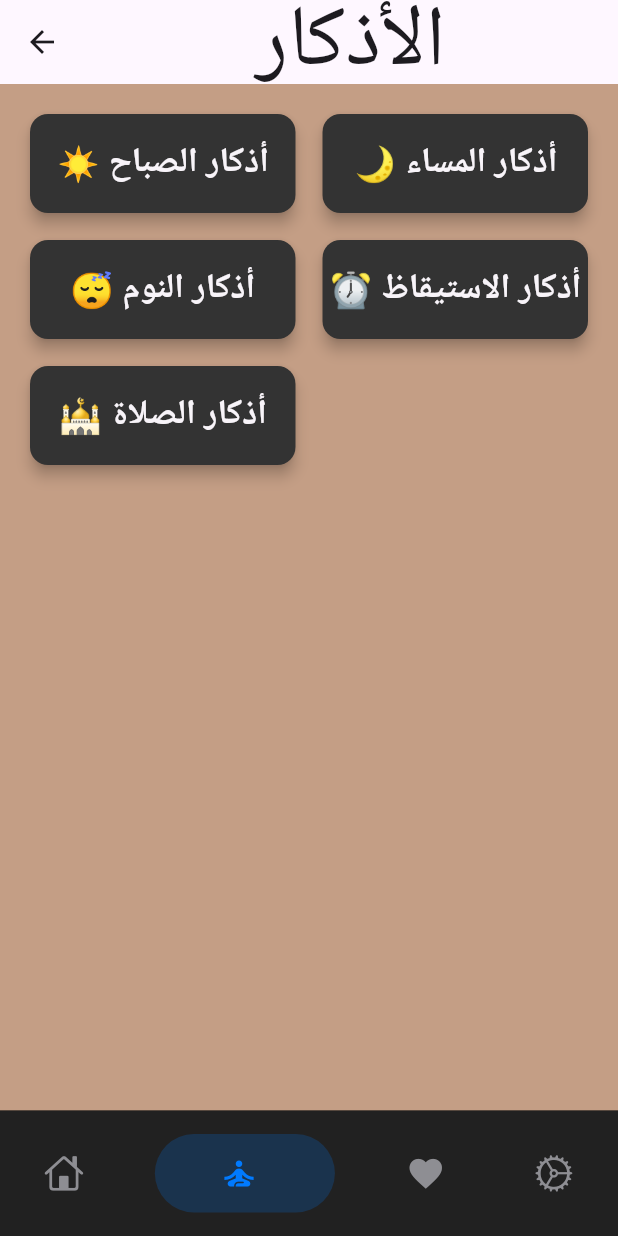
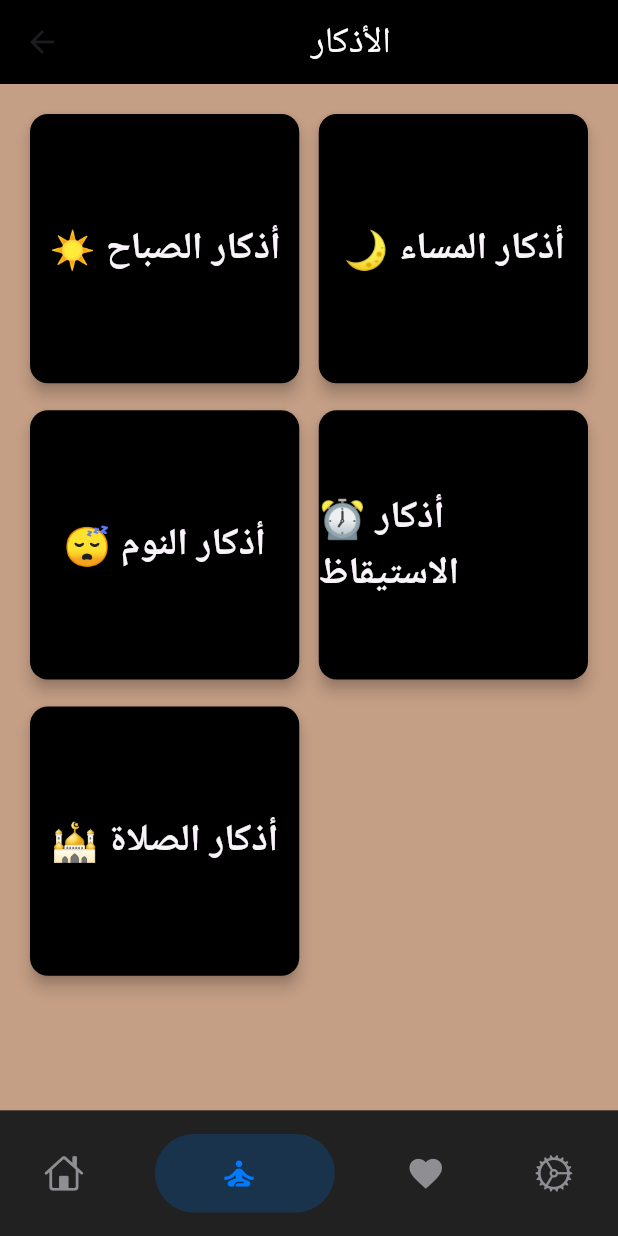
Before and after one commit to mohamedseedk908/Azkary_App, a Flutter app: the screen it shows after launch, item 2 of the bottom bar chosen, on a phone screen of 412 x 824 dp. Run offline on Flutter 3.47's test engine with Material 3 defaults, Android fonts, the phone set to English and light mode, and no system bars; drawn by our look-alikes of persistent_bottom_nav_bar; our stand-ins replace flutter_screenutil, go_router, table_calendar.

Commit message:
refactor cood

```diff
--- a/lib/core/routs/app_router.dart
+++ b/lib/core/routs/app_router.dart
@@ -1,4 +1,5 @@
 import 'package:azkary_app/core/widgets/nav_bar_widget.dart';
+import 'package:azkary_app/feature/azkar/presentation/views/adhdhkar_almasa.dart';
 import 'package:go_router/go_router.dart';
 import '../../feature/onBoarding/presentation/views/on_boarding_screen.dart';
 import '../../feature/splash/presentation/views/splash_screen.dart';
@@ -17,5 +18,9 @@ final GoRouter router = GoRouter(
       path: "/NavBarWidget",
       builder: (context, state) => NavBarWidget(),
     ),
+    GoRoute(
+      path: "/AdhdhkarAlmasa",
+      builder: (context, state) => AdhdhkarAlmasa(),
+    ),
   ],
 );
--- a/lib/feature/azkar/presentation/views/azkar_screen.dart
+++ b/lib/feature/azkar/presentation/views/azkar_screen.dart
@@ -1,10 +1,21 @@
 import 'package:azkary_app/core/utils/app_colors.dart';
-import 'package:azkary_app/feature/azkar/presentation/widgets/azkar_alsbah.dart';
+import 'package:azkary_app/feature/azkar/presentation/views/adhdhkar_almasa.dart';
+import 'package:azkary_app/feature/azkar/presentation/views/adhdhkar_alnawm.dart';
+import 'package:azkary_app/feature/azkar/presentation/views/adhdhkar_alsabah.dart';
+import 'package:azkary_app/feature/azkar/presentation/views/adhkar_aliastiqaz.dart';
+import 'package:azkary_app/feature/azkar/presentation/views/adhkar_alsala.dart';
+
 import 'package:flutter/material.dart';
-import 'package:flutter_screenutil/flutter_screenutil.dart';
 
 class AzkarScreen extends StatelessWidget {
-  final List<Map<String, String>> azkarList = [
+  final List azkarList = [
+    AdhdhkarAlmasa(),
+    AdhdhkarAlnawm(),
+    AdhdhkarAlsabah(),
+    AdhkarAliastiqaz(),
+    AdhkarAlsala(),
+  ];
+  final List<Map<String, String>> icon = [
     {"title": "أذكار الصباح", "icon": "☀️"},
     {"title": "أذكار المساء", "icon": "🌙"},
     {"title": "أذكار النوم", "icon": "😴"},
@@ -14,45 +25,48 @@ class AzkarScreen extends StatelessWidget {
 
   @override
   Widget build(BuildContext context) {
-    return SafeArea(
-      child: Scaffold(
-        appBar: AppBar(title: Center(child: Text("الأذكار",style:
-          TextStyle(fontSize: 50.sp),))),
+    return Scaffold(
+      appBar: AppBar(
+        title: Center(
+          child: Text(
+            "الأذكار",
+            style: TextStyle(fontSize: 24, color: Colors.white),
+          ),
+        ),
+        backgroundColor: Colors.black,
+      ),
       body: GridView.builder(
         padding: EdgeInsets.all(16),
         gridDelegate: SliverGridDelegateWithFixedCrossAxisCount(
           crossAxisCount: 2,
-            childAspectRatio: 2.5, // نسبة الطول للعرض
-            crossAxisSpacing: 10,
+          childAspectRatio: 1,
+          crossAxisSpacing: 5,
           mainAxisSpacing: 10,
         ),
         itemCount: azkarList.length,
         itemBuilder: (context, index) {
           return GestureDetector(
             onTap: () {
-                // فتح صفحة الذكر المحدد
               Navigator.push(
                   context,
                   MaterialPageRoute(
-                    builder: (context) => AzkarDetailsScreen(azkarList[index]["title"]!),
-                  ),
-                );
+                  builder: (context) => (azkarList[index]!)));
             },
             child: Card(
-                shape: RoundedRectangleBorder(borderRadius: BorderRadius.circular(12)),
+              shape: RoundedRectangleBorder(
+                  borderRadius: BorderRadius.circular(12)),
               elevation: 4,
-                color: AppColors.black,
+              color: Colors.black,
               child: Center(
                 child: Text(
-                    "${azkarList[index]["icon"]} ${azkarList[index]["title"]}",
-                    style: TextStyle(fontSize: 20.sp, fontWeight: FontWeight.bold,color: AppColors.offWhite),
+                  "${icon[index]["icon"]} ${icon[index]["title"]}",
+                  style: TextStyle(fontSize: 25, fontWeight: FontWeight.bold,color: AppColors.offWhite),
                 ),
               ),
             ),
           );
         },
       ),
-      ),
     );
   }
 }
```
Also changed, not shown: lib/feature/azkar/presentation/views/adhdhkar_almasa.dart (added, +12 -0 lines), lib/feature/azkar/presentation/views/adhdhkar_alnawm.dart (added, +15 -0 lines), lib/feature/azkar/presentation/views/adhdhkar_alsabah.dart (added, +15 -0 lines), lib/feature/azkar/presentation/views/adhkar_aliastiqaz.dart (added, +13 -0 lines), lib/feature/azkar/presentation/views/adhkar_alsala.dart (added, +13 -0 lines), lib/feature/azkar/presentation/widgets/adhdhkar_almasa.dart (deleted, +0 -48 lines), lib/feature/azkar/presentation/widgets/adhdhkar_alnawm.dart (deleted, +0 -48 lines), lib/feature/azkar/presentation/widgets/adhdhkar_alsabah.dart (deleted, +0 -48 lines), lib/feature/azkar/presentation/widgets/adhkar_aliastiqaz.dart (deleted, +0 -48 lines), lib/feature/azkar/presentation/widgets/adhkar_alsala.dart (deleted, +0 -48 lines). Lines whose indentation alone changed are shown as unchanged.
